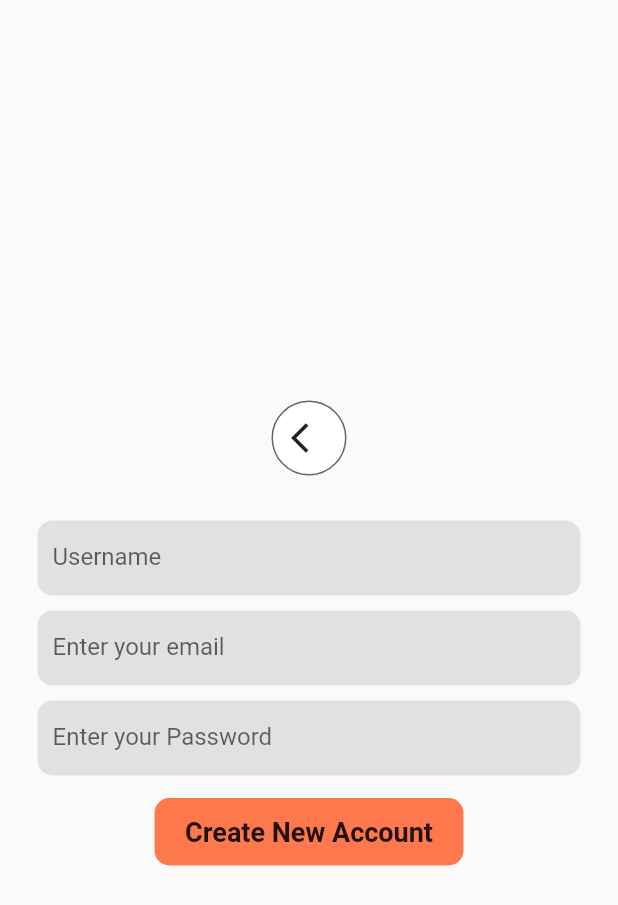
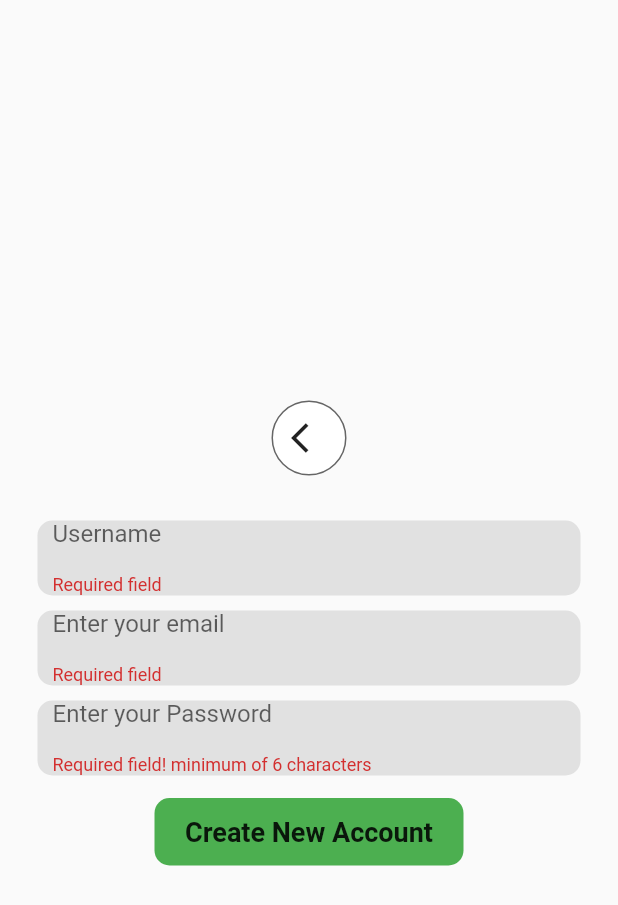
Before and after one commit to RogerioBrito01/App_nota, a Flutter app: the screen it shows after launch, after a tap on "Sign Up", after a tap on "Create New Account", on a phone screen of 412 x 824 dp. Shown: the top 905 px of the screen. Run offline on Flutter 3.47's test engine with Material 2 defaults, Android fonts, the phone set to English and light mode, and no system bars; our stand-ins replace bloc, cloud_firestore, equatable, firebase_auth, firebase_core, flutter_bloc and 2 more; accounts and stored records are empty.

Commit message:
novos arquivos

```diff
--- a/lib/feature/presentation/cubit/user/user_cubit.dart
+++ b/lib/feature/presentation/cubit/user/user_cubit.dart
@@ -1,11 +1,15 @@
+// ignore_for_file: nullable_type_in_catch_clause
+
 import 'dart:io';
 
 import 'package:bloc/bloc.dart';
 import 'package:equatable/equatable.dart';
+import 'package:flutter/material.dart';
 import 'package:mynote/feature/domain/entities/user_entity.dart';
 import 'package:mynote/feature/domain/use_cases/get_create_current_user_usecase.dart';
 import 'package:mynote/feature/domain/use_cases/sign_in_usecase.dart';
 import 'package:mynote/feature/domain/use_cases/sign_up_usecase.dart';
+import 'package:mynote/on_generate_route.dart';
 
 part 'user_state.dart';
 
@@ -20,9 +24,10 @@ class UserCubit extends Cubit<UserState> {
     try {
       await signInUseCase.call(user);
       emit(UserSuccess());
-    }on SocketException catch(_){
+
+    }on SocketException  catch(_){
       emit(UserFailure());
-    } catch(_){
+    } catch(e){
       emit(UserFailure());
     }
   }
@@ -36,6 +41,7 @@ class UserCubit extends Cubit<UserState> {
       emit(UserFailure());
     } catch(_){
       emit(UserFailure());
+
     }
 
   }
--- a/lib/feature/presentation/cubit/user/user_state.dart
+++ b/lib/feature/presentation/cubit/user/user_state.dart
@@ -12,9 +12,12 @@ class UserInitial extends UserState {
 
 class UserLoading extends UserState {
   @override
-  List<Object> get props => [];
+  List<Object> get props => [
+    "email ou senha invalidos "
+  ];
 }
 class UserFailure extends UserState {
+
   @override
   List<Object> get props => [];
 }
--- a/lib/feature/presentation/pages/home_page.dart
+++ b/lib/feature/presentation/pages/home_page.dart
@@ -123,7 +123,7 @@ class _HomePageState extends State<HomePage> {
                 },
                 child: Container(
                   decoration: BoxDecoration(
-                      color: Colors.white,
+                      color: Colors.green,
                       borderRadius: BorderRadius.circular(8),
                       boxShadow: [
                         BoxShadow(
--- a/lib/feature/presentation/pages/sign_in_page.dart
+++ b/lib/feature/presentation/pages/sign_in_page.dart
@@ -1,9 +1,11 @@
 import 'package:flutter/material.dart';
 import 'package:flutter_bloc/flutter_bloc.dart';
+import 'package:mynote/feature/presentation/widgets/registeUser.dart';
 import 'package:mynote/feature/domain/entities/user_entity.dart';
 import 'package:mynote/feature/presentation/cubit/auth/auth_cubit.dart';
 import 'package:mynote/feature/presentation/cubit/user/user_cubit.dart';
 import 'package:mynote/feature/presentation/widgets/common.dart';
+import 'package:mynote/feature/presentation/widgets/container_button_widget.dart';
 
 import '../../../app_const.dart';
 import 'home_page.dart';
@@ -55,6 +57,7 @@ class _SignInPageState extends State<SignInPage> {
         listener: (context,userState){
           if (userState is UserSuccess){
             BlocProvider.of<AuthCubit>(context).loggedIn();
+
           }
           if (userState is UserFailure){
             snackBarError(msg: "invalid email",scaffoldState: _scaffoldGlobalKey);
@@ -77,36 +80,20 @@ class _SignInPageState extends State<SignInPage> {
           SizedBox(
             height: 40,
           ),
-          Container(
-            height: 50,
-            padding: EdgeInsets.symmetric(horizontal: 10),
-            decoration: BoxDecoration(
-              color: Colors.black.withOpacity(.1),
-              borderRadius: BorderRadius.all(Radius.circular(10)),
-            ),
-            child: TextField(
-              controller: _emailController,
-              decoration: InputDecoration(
-                  hintText: 'Enter your email', border: InputBorder.none),
-            ),
-          ),
+         TextFormFieldRegister(
+           controller: _emailController,
+           hintText: 'Enter your email',
+         ),
+
           SizedBox(
             height: 10,
           ),
-          Container(
-            height: 50,
-            padding: EdgeInsets.symmetric(horizontal: 10),
-            decoration: BoxDecoration(
-              color: Colors.black.withOpacity(.1),
-              borderRadius: BorderRadius.all(Radius.circular(10)),
-            ),
-            child: TextField(
-              controller: _passwordController,
-              obscureText: true,
-              decoration: InputDecoration(
-                  hintText: 'Enter your Password', border: InputBorder.none),
-            ),
+          TextFormFieldRegister(
+            controller: _passwordController,
+            hintText: "Enter your Password",
+            obscureText: true,
           ),
+
           SizedBox(
             height: 20,
           ),
@@ -114,23 +101,9 @@ class _SignInPageState extends State<SignInPage> {
             onTap: () {
               submitSignIn();
             },
-            child: Container(
-              height: 45,
-              alignment: Alignment.center,
-              width: MediaQuery
-                  .of(context)
-                  .size
-                  .width / 2,
-              decoration: BoxDecoration(
-                color: Colors.deepOrange.withOpacity(.8),
-                borderRadius: BorderRadius.all(
-                  Radius.circular(10),
-                ),
-              ),
-              child: Text(
-                "Login",
-                style: TextStyle(fontSize: 18, fontWeight: FontWeight.w600),
-              ),
+            child: ContainerButtonWidget(
+              color: Colors.deepOrange.withOpacity(.8),
+              texto: "Login",
             ),
           ),
           SizedBox(
@@ -140,24 +113,13 @@ class _SignInPageState extends State<SignInPage> {
             onTap: () {
               Navigator.pushNamedAndRemoveUntil(context, PageConst.signUpPage, (route) => false);
             },
-            child: Container(
-              height: 45,
-              alignment: Alignment.center,
-              width: MediaQuery
-                  .of(context)
-                  .size
-                  .width / 2,
-              decoration: BoxDecoration(
+
+            child:
+              ContainerButtonWidget(
                 color: Colors.grey.withOpacity(.8),
-                borderRadius: BorderRadius.all(
-                  Radius.circular(10),
-                ),
+                texto: "Sign Up",
               ),
-              child: Text(
-                "Sign Up",
-                style: TextStyle(fontSize: 18, fontWeight: FontWeight.w600),
-              ),
-            ),
+
           ),
         ],
       ),
--- a/lib/feature/presentation/pages/sign_up_page.dart
+++ b/lib/feature/presentation/pages/sign_up_page.dart
@@ -3,10 +3,12 @@
 
 import 'package:flutter/material.dart';
 import 'package:flutter_bloc/flutter_bloc.dart';
+import 'package:mynote/feature/presentation/widgets/registeUser.dart';
 import 'package:mynote/feature/domain/entities/user_entity.dart';
 import 'package:mynote/feature/presentation/cubit/auth/auth_cubit.dart';
 import 'package:mynote/feature/presentation/cubit/user/user_cubit.dart';
 import 'package:mynote/feature/presentation/widgets/common.dart';
+import 'package:mynote/feature/presentation/widgets/container_button_widget.dart';
 
 import '../../../app_const.dart';
 import 'home_page.dart';
@@ -20,11 +22,12 @@ class SignUpPage extends StatefulWidget {
 
 class _SignUpPageState extends State<SignUpPage> {
 
-
   TextEditingController _usernameController = TextEditingController();
   TextEditingController _emailController = TextEditingController();
   TextEditingController _passwordController = TextEditingController();
 
+
+    final _formlKey = GlobalKey<FormState>();
   GlobalKey<ScaffoldState> _globalKey = GlobalKey<ScaffoldState>();
 
 
@@ -62,7 +65,7 @@ class _SignUpPageState extends State<SignUpPage> {
               BlocProvider.of<AuthCubit>(context).loggedIn();
             }
             if (userState is UserFailure){
-              snackBarError(msg: "invalid email",scaffoldState: _globalKey);
+              snackBarError(msg: "cadastro envalido",scaffoldState: _globalKey);
             }
           },
         )
@@ -70,8 +73,11 @@ class _SignUpPageState extends State<SignUpPage> {
   }
 
   _bodyWidget() {
+
     return Container(
       padding: EdgeInsets.all(25),
+      child: Form(
+        key: _formlKey,
         child: Column(
           mainAxisAlignment: MainAxisAlignment.center,
           children: [
@@ -97,73 +103,62 @@ class _SignUpPageState extends State<SignUpPage> {
             SizedBox(
               height: 30,
             ),
-          Container(
-            height: 50,
-            padding: EdgeInsets.symmetric(horizontal: 10),
-            decoration: BoxDecoration(
-              color: Colors.black.withOpacity(.1),
-              borderRadius: BorderRadius.all(Radius.circular(10)),
+            TextFormFieldRegister(
+              controller: _usernameController,
+              hintText: "Username",
+              obscureText: false,
+
+             // ),
+              validator: (valor){
+                if(valor!.isEmpty) {
+                  return "Required field ";
+                }
+                return null;
+              },
             ),
-            child: TextField(
-              controller: _usernameController,
-              decoration: InputDecoration(
-                  hintText: 'Username', border: InputBorder.none),
+
+            SizedBox(
+              height: 10,
             ),
+            TextFormFieldRegister(
+              controller: _emailController,
+              hintText: "Enter your email",
+              obscureText: false,
+              validator: (valor){
+                if(valor!.isNotEmpty&& valor.contains("@")){
+                  return null;
+                }if(valor.isEmpty){
+                  return "Required field ";
+                }
+                return "enter a valid email with @";
+              },
             ),
             SizedBox(
               height: 10,
             ),
-          Container(
-            height: 50,
-            padding: EdgeInsets.symmetric(horizontal: 10),
-            decoration: BoxDecoration(
-              color: Colors.black.withOpacity(.1),
-              borderRadius: BorderRadius.all(Radius.circular(10)),
+            TextFormFieldRegister(
+              controller: _passwordController,
+              hintText: "Enter your Password",
+              obscureText: true,
+              validator: (valor){
+                if(valor!.length <6){
+                  return "Required field! minimum of 6 characters";
+                }
+                return null;
+              },
             ),
-            child: TextField(
-              controller: _emailController,
-              decoration: InputDecoration(
-                  hintText: 'Enter your email', border: InputBorder.none),
-            ),
-          ),
-          SizedBox(
-            height: 10,
-          ),
-          Container(
-            height: 50,
-            padding: EdgeInsets.symmetric(horizontal: 10),
-            decoration: BoxDecoration(
-              color: Colors.black.withOpacity(.1),
-              borderRadius: BorderRadius.all(Radius.circular(10)),
-            ),
-            child: TextField(
-              obscureText: true,
-              controller: _passwordController,
-              decoration: InputDecoration(
-                  hintText: 'Enter your Password', border: InputBorder.none),
-            ),
-          ),
+
             SizedBox(
               height: 15,
             ),
             GestureDetector(
               onTap: (){
                 submitSignIn();
+                _formlKey.currentState!.validate();
               },
-            child: Container(
-              height: 45,
-              alignment: Alignment.center,
-              width: MediaQuery.of(context).size.width / 2,
-              decoration: BoxDecoration(
-                color: Colors.deepOrange.withOpacity(.8),
-                borderRadius: BorderRadius.all(
-                  Radius.circular(10),
-                ),
-              ),
-              child: Text(
-                "Create New Account",
-                style: TextStyle(fontSize: 18, fontWeight: FontWeight.w600),
-              ),
+              child: ContainerButtonWidget(
+               texto: "Create New Account",
+                color: Colors.green,
               ),
             ),
             SizedBox(
@@ -171,6 +166,8 @@ class _SignUpPageState extends State<SignUpPage> {
             ),
           ],
         ),
+
+      )
     );
   }
 
@@ -180,7 +177,8 @@ class _SignUpPageState extends State<SignUpPage> {
       BlocProvider.of<UserCubit>(context).submitSignUp(user: UserEntity(
         email: _emailController.text,
         password: _passwordController.text,
-      ));
+      )
+      );
     }
   }
 }
--- /dev/null
+++ b/lib/feature/presentation/widgets/container_button_widget.dart
@@ -0,0 +1,29 @@
+import 'package:flutter/material.dart';
+class ContainerButtonWidget extends StatelessWidget {
+  final Color color;
+  final String  texto;
+
+  const ContainerButtonWidget({Key? key, required this.color, required this.texto, }) : super(key: key);
+
+
+  @override
+  Widget build(BuildContext context) {
+    return Container(
+
+      height: 45,
+      alignment: Alignment.center,
+      width: MediaQuery.of(context).size.width / 2,
+      decoration: BoxDecoration(
+        color: color,
+        borderRadius: BorderRadius.all(
+          Radius.circular(10),
+        ),
+      ),
+
+      child: Text(
+        texto,
+        style: TextStyle(fontSize: 18, fontWeight: FontWeight.w600),
+      ),
+    );
+  }
+}
--- /dev/null
+++ b/lib/feature/presentation/widgets/registeUser.dart
@@ -0,0 +1,36 @@
+ import 'package:flutter/material.dart';
+
+class TextFormFieldRegister extends StatelessWidget {
+  final TextEditingController? controller;
+
+  final FormFieldValidator? validator;
+  final InputDecoration? decorations;
+  final String ?hintText;
+  final  bool obscureText;
+
+  const TextFormFieldRegister(
+      {Key? key, this.controller, this.validator, this.decorations, this.hintText,  this.obscureText= false})
+      : super(key: key);
+
+  @override
+  Widget build(BuildContext context) {
+    return Container(
+      height: 50,
+      padding: EdgeInsets.symmetric(horizontal: 10),
+      decoration: BoxDecoration(
+        color: Colors.black.withOpacity(.1),
+        borderRadius: BorderRadius.all(Radius.circular(10)),
+      ),
+      child: TextFormField(
+        obscureText: obscureText ,
+        validator: validator,
+        controller: controller,
+
+        decoration: InputDecoration(
+         hintText: hintText, border: InputBorder.none
+
+       )
+     )
+    );
+  }
+}
```
Lines whose indentation alone changed are shown as unchanged.
